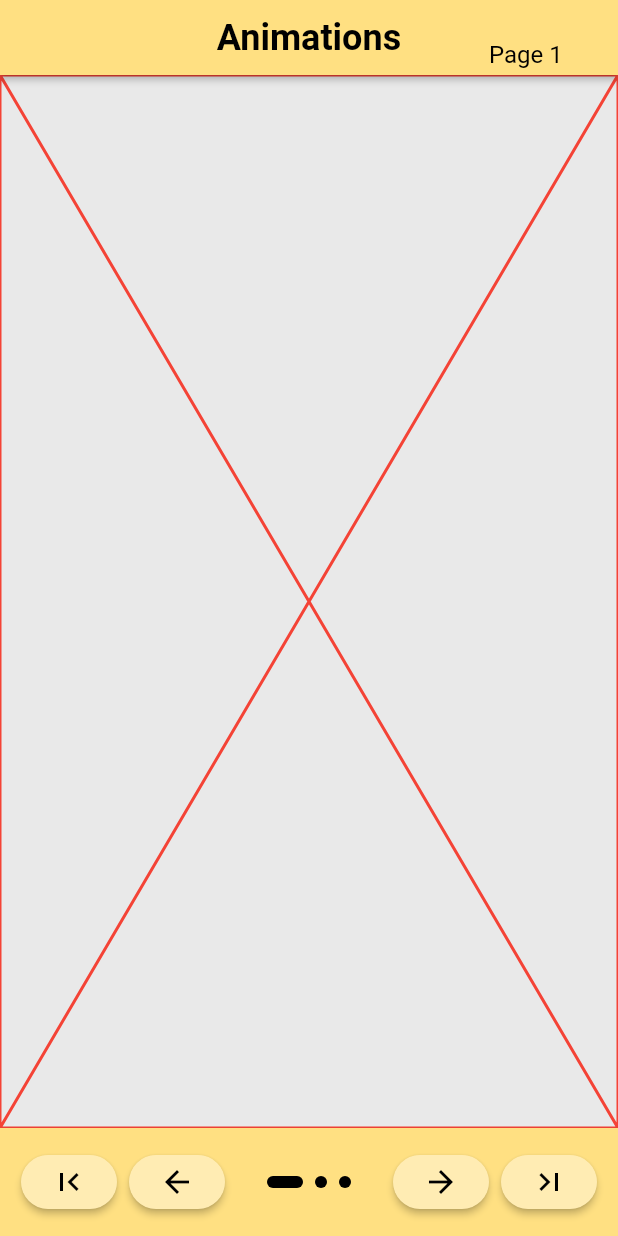
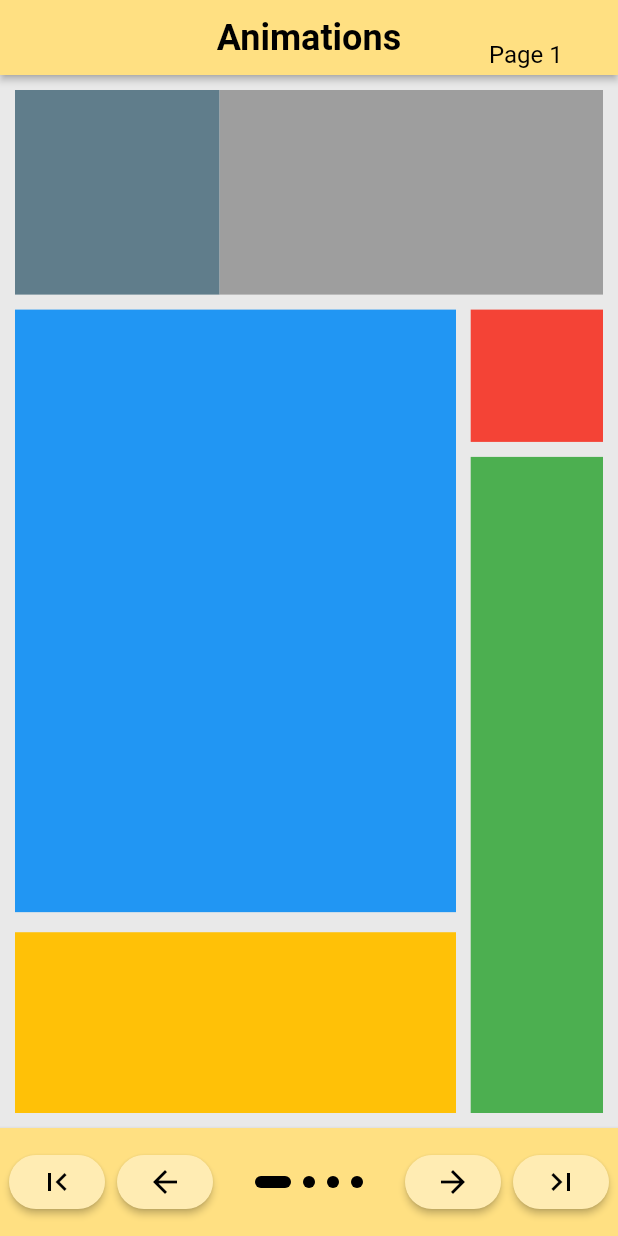
Before and after one commit to JeFrDeSa/playground, a Flutter app: the screen it shows after launch, on a phone screen of 412 x 824 dp. Run offline on Flutter 3.47's test engine with Material 2 defaults, Android fonts, the light colour scheme and no system bars; Roboto replaces fonts that are missing (LocalAssetFont).

Commit message:
Add widget layout for animation00

```diff
--- a/animations/lib/animations_home_page.dart
+++ b/animations/lib/animations_home_page.dart
@@ -1,3 +1,4 @@
+import 'package:animations/flutter_animation_examples/animate00.dart';
 import 'package:app/widgets/home_page.dart';
 import 'package:flutter/material.dart';
 
@@ -13,6 +14,7 @@ class AnimationsHomePage extends StatelessWidget {
   static const keys = _AnimationsHomePageKeys._();
 
   final pages = const [
+    FlutterAnimationExample00(),
     Placeholder(color: Colors.red),
     Placeholder(color: Colors.green),
     Placeholder(color: Colors.blue),
--- /dev/null
+++ b/animations/lib/flutter_animation_examples/animate00.dart
@@ -0,0 +1,171 @@
+import 'package:flutter/material.dart';
+
+class FlutterAnimationExample00 extends StatefulWidget {
+  const FlutterAnimationExample00({super.key});
+
+  @override
+  State<FlutterAnimationExample00> createState() =>
+      _FlutterAnimationExample00State();
+}
+
+class _FlutterAnimationExample00State extends State<FlutterAnimationExample00> {
+  final _layoutPadding = 10.0;
+
+  late double _topLayoutHeight;
+  late double _bottomLayoutHeight;
+
+  late double _titleImageSize;
+  late double _titleInformationWidth;
+
+  late double _titleListHeight;
+  late double _titleListWidth;
+  late double _settingsButtonSize;
+  late double _favouriteDirectoriesListHeight;
+  late double _favouriteDirectoriesListWidth;
+  late double _playBarHeight;
+  late double _playBarWidth;
+
+  @override
+  Widget build(BuildContext context) {
+    return Padding(
+      padding: const EdgeInsets.all(10.0),
+      child: LayoutBuilder(
+        builder: (context, constraints) {
+          _setupLayoutSpace1(
+            maxHeight: constraints.maxHeight,
+            maxWidth: constraints.maxWidth,
+          );
+          _setupTopLayout1(
+            maxHeight: constraints.maxHeight,
+            maxWidth: constraints.maxWidth,
+          );
+
+          return Column(
+            children: [
+              SizedBox(
+                height: _topLayoutHeight,
+                width: constraints.maxWidth,
+                child: Flex(
+                  direction: Axis.horizontal,
+                  children: [
+                    Container(
+                      height: _titleImageSize,
+                      width: _titleImageSize,
+                      color: Colors.blueGrey,
+                    ),
+                    Container(
+                      height: _topLayoutHeight,
+                      width: _titleInformationWidth,
+                      color: Colors.grey,
+                    ),
+                  ],
+                ),
+              ),
+              SizedBox(height: _layoutPadding),
+              SizedBox(
+                height: _bottomLayoutHeight,
+                width: constraints.maxWidth,
+                child: LayoutBuilder(builder: (context, constraints) {
+                  _setupBottomLayout1(
+                    maxHeight: constraints.maxHeight,
+                    maxWidth: constraints.maxWidth,
+                  );
+                  return Stack(
+                    children: [
+                      _positionedContainer(
+                        left: 0,
+                        top: 0,
+                        height: _titleListHeight,
+                        width: _titleListWidth,
+                        color: Colors.blue,
+                      ),
+                      _positionedContainer(
+                        right: 0,
+                        top: 0,
+                        height: _settingsButtonSize,
+                        width: _settingsButtonSize,
+                        color: Colors.red,
+                      ),
+                      _positionedContainer(
+                        right: 0,
+                        top: _settingsButtonSize + _layoutPadding,
+                        height: _favouriteDirectoriesListHeight,
+                        width: _favouriteDirectoriesListWidth,
+                        color: Colors.green,
+                      ),
+                      _positionedContainer(
+                        left: 0,
+                        bottom: 0,
+                        height: _playBarHeight,
+                        width: _playBarWidth,
+                        color: Colors.amber,
+                      ),
+                    ],
+                  );
+                }),
+              ),
+            ],
+          );
+        },
+      ),
+    );
+  }
+
+  /// Setup the general height for the top and bottom layout one.
+  _setupLayoutSpace1({required double maxHeight, required double maxWidth}) {
+    _topLayoutHeight = maxHeight * 0.2;
+    _bottomLayoutHeight = maxHeight - _topLayoutHeight - _layoutPadding;
+  }
+
+  /// Setup the title image and title information space of layout one.
+  void _setupTopLayout1({
+    required double maxHeight,
+    required double maxWidth,
+  }) {
+    // The title image is square sized as big as the title layout.
+    _titleImageSize = _topLayoutHeight;
+    // The remaining title layout space is preserved for the title information.
+    _titleInformationWidth = maxWidth - _titleImageSize;
+  }
+
+  /// Setup the bottom space for the title list, play bar and settings of layout
+  /// one.
+  void _setupBottomLayout1({
+    required double maxHeight,
+    required double maxWidth,
+  }) {
+    _titleListHeight = maxHeight * 0.75;
+    _titleListWidth = maxWidth * 0.75;
+
+    _settingsButtonSize = maxWidth * 0.225;
+
+    _favouriteDirectoriesListHeight =
+        maxHeight - _settingsButtonSize - _layoutPadding;
+    _favouriteDirectoriesListWidth = maxWidth * 0.225;
+
+    _playBarHeight = maxHeight * 0.225;
+    _playBarWidth = _titleListWidth;
+  }
+
+  Widget _positionedContainer({
+    required double height,
+    required double width,
+    required Color color,
+    double? left,
+    double? top,
+    double? right,
+    double? bottom,
+  }) {
+    return Positioned(
+      left: left,
+      top: top,
+      right: right,
+      bottom: bottom,
+      child: Container(
+        width: width,
+        height: height,
+        color: color,
+      ),
+    );
+  }
+}
```
